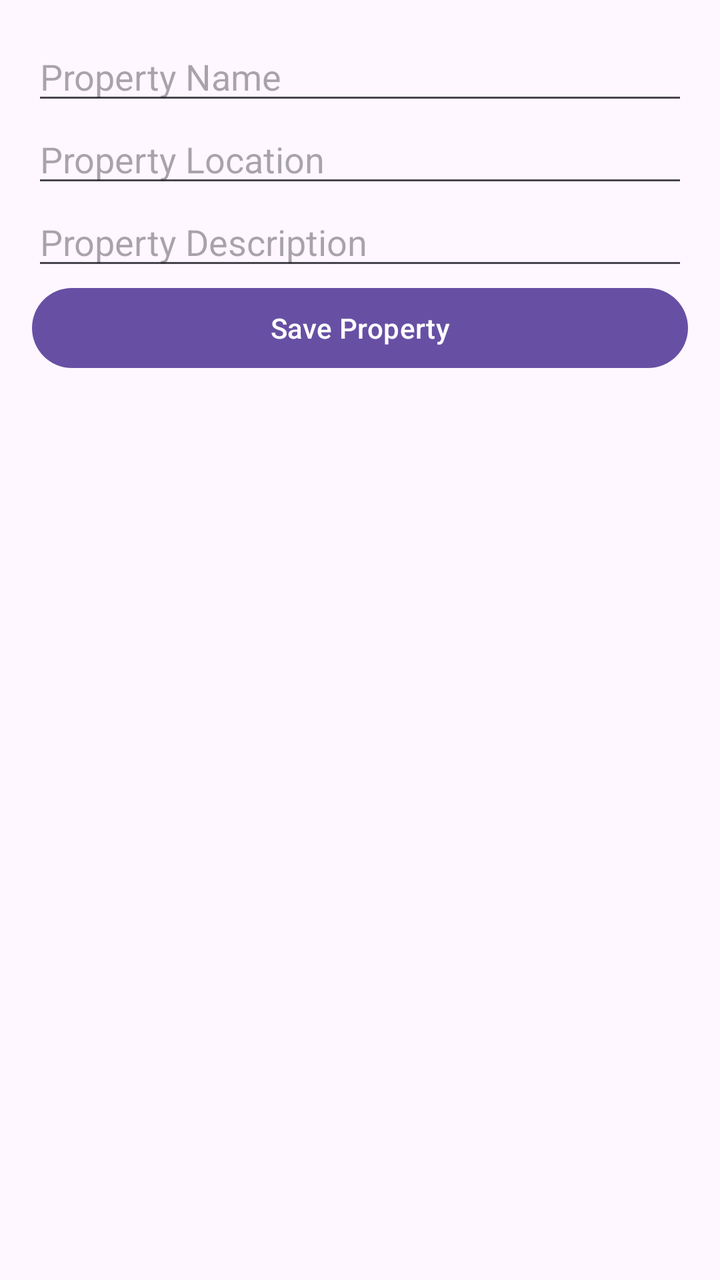
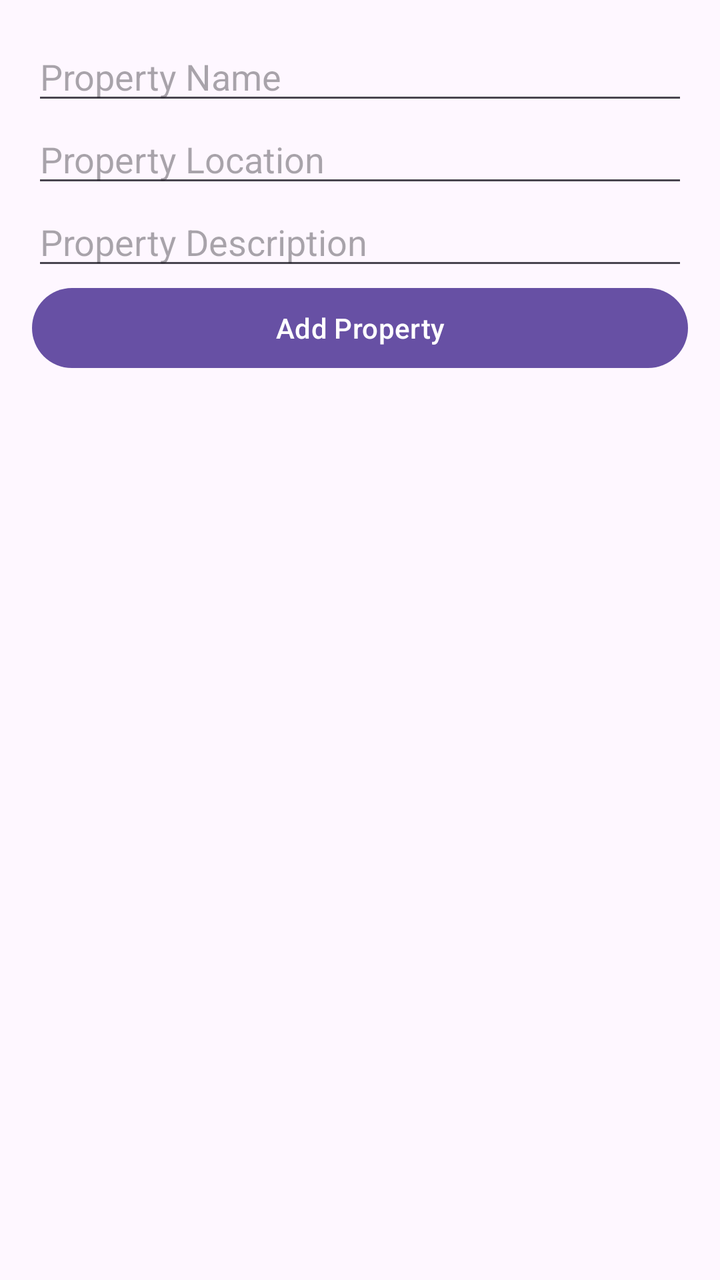

The first picture is an Android layout as it rendered before a commit; the second is the same layout after the commit. The layout source and the unified diff follow.
<!-- AndroidManifest.xml: application theme Theme.RENDBB -->
<!-- res/layout/activity_add_property.xml -->
<?xml version="1.0" encoding="utf-8"?>
<LinearLayout xmlns:android="http://schemas.android.com/apk/res/android"
    android:layout_width="match_parent"
    android:layout_height="match_parent"
    android:orientation="vertical"
    android:padding="16dp">

    <EditText
        android:id="@+id/propertyNameField"
        android:layout_width="match_parent"
        android:layout_height="wrap_content"
        android:hint="Property Name" />

    <EditText
        android:id="@+id/propertyLocationField"
        android:layout_width="match_parent"
        android:layout_height="wrap_content"
        android:hint="Property Location" />

    <EditText
        android:id="@+id/propertyDescriptionField"
        android:layout_width="match_parent"
        android:layout_height="wrap_content"
        android:hint="Property Description" />

    <Button
        android:id="@+id/savePropertyButton"
        android:layout_width="match_parent"
        android:layout_height="wrap_content"
        android:text="Save Property" />
</LinearLayout>
<!-- resources referenced by this layout -->
<resources>
  <style name="Theme.RENDBB" parent="Base.Theme.RENDBB" />
  <style name="Base.Theme.RENDBB" parent="Theme.Material3.DayNight.NoActionBar">
          
          
      </style>
</resources>

<!-- the commit's change to res/layout/activity_add_property.xml (unified diff, before → after) -->
@@ -6,26 +6,26 @@
     android:padding="16dp">
 
     <EditText
-        android:id="@+id/propertyNameField"
+        android:id="@+id/nameEditText"
         android:layout_width="match_parent"
         android:layout_height="wrap_content"
         android:hint="Property Name" />
 
     <EditText
-        android:id="@+id/propertyLocationField"
+        android:id="@+id/locationEditText"
         android:layout_width="match_parent"
         android:layout_height="wrap_content"
         android:hint="Property Location" />
 
     <EditText
-        android:id="@+id/propertyDescriptionField"
+        android:id="@+id/descriptionEditText"
         android:layout_width="match_parent"
         android:layout_height="wrap_content"
         android:hint="Property Description" />
 
     <Button
-        android:id="@+id/savePropertyButton"
+        android:id="@+id/addButton"
         android:layout_width="match_parent"
         android:layout_height="wrap_content"
-        android:text="Save Property" />
+        android:text="Add Property" />
 </LinearLayout>
